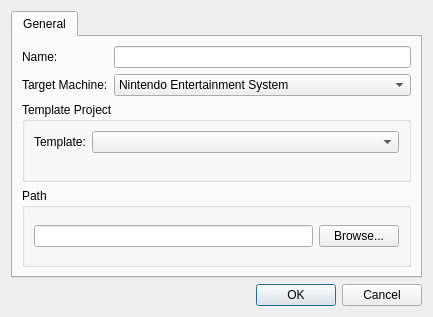
The window that apps/ide/designers/newprojectdialog.ui (christopherpow/nesicide) describes before a commit, drawn with Qt 5.
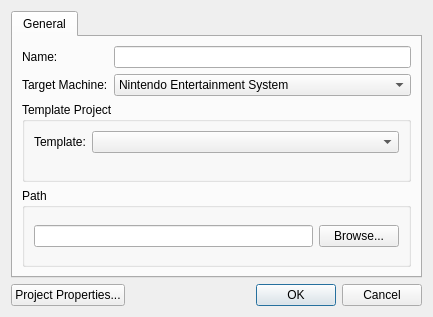
The same window after the commit. Icons and pictures are not drawn.

Commit message: Templates rearrangement. Proper project properties applied. Mapper properly set.

```diff
--- a/apps/ide/designers/newprojectdialog.ui
+++ b/apps/ide/designers/newprojectdialog.ui
@@ -14,7 +14,24 @@
    <string>New Project</string>
   </property>
   <layout class="QGridLayout" name="gridLayout">
-   <item row="0" column="0">
+   <item row="1" column="1">
+    <widget class="QDialogButtonBox" name="buttonBox">
+     <property name="orientation">
+      <enum>Qt::Horizontal</enum>
+     </property>
+     <property name="standardButtons">
+      <set>QDialogButtonBox::Cancel|QDialogButtonBox::Ok</set>
+     </property>
+    </widget>
+   </item>
+   <item row="1" column="0">
+    <widget class="QPushButton" name="projectProperties">
+     <property name="text">
+      <string>Project Properties...</string>
+     </property>
+    </widget>
+   </item>
+   <item row="0" column="0" colspan="2">
     <widget class="QTabWidget" name="tabWidget">
      <property name="currentIndex">
       <number>0</number>
@@ -112,16 +129,6 @@
      </widget>
     </widget>
    </item>
-   <item row="1" column="0">
-    <widget class="QDialogButtonBox" name="buttonBox">
-     <property name="orientation">
-      <enum>Qt::Horizontal</enum>
-     </property>
-     <property name="standardButtons">
-      <set>QDialogButtonBox::Cancel|QDialogButtonBox::Ok</set>
-     </property>
-    </widget>
-   </item>
   </layout>
  </widget>
  <resources>
```
Left out of the diff: 3 changed lines with no effect on the pictures. The commit also changes 40 other files.
